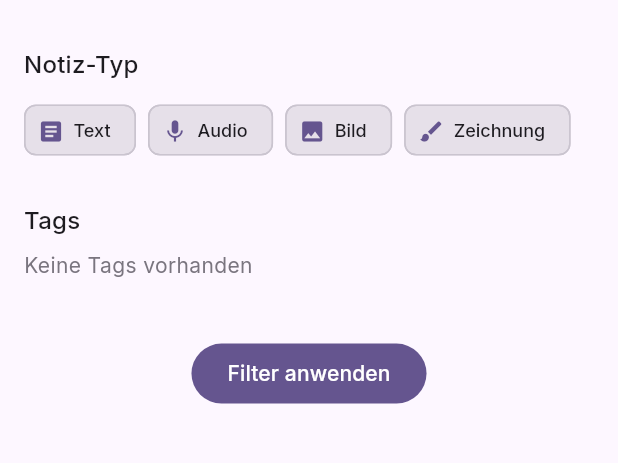
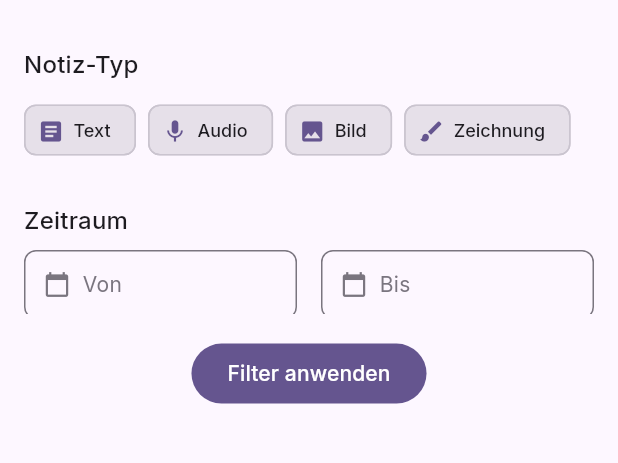
Before and after one commit to KayBeckmann/Notizen, a Flutter app: the _FilterSheet widget shown alone on an empty page, opened directly, on a phone screen of 412 x 824 dp, the part 308-771 px from its top. Run offline on Flutter 3.47's test engine with Material 3 defaults, Android fonts, the phone set to English and light mode, and no system bars; drawn by our look-alikes of dynamic_color; our stand-ins replace audioplayers, drift, flutter_colorpicker, flutter_highlight, flutter_markdown, flutter_riverpod and 6 more; missing offline and left inert: markdown, record; accounts and stored records are empty; generated files the repository leaves out were written again.

Commit message:
Add date filter UI to search screen (8.1.2.4)
Implemented date filter with "from" and "to" date selection buttons in the search filter sheet. Added _DateFilterButton widget with date picker dialog and visual feedback for selected dates.

Co-Authored-By: Claude Opus 4.5 <noreply@anthropic.com>

```diff
--- a/lib/screens/search_screen.dart
+++ b/lib/screens/search_screen.dart
@@ -274,6 +274,28 @@ class _SearchScreenState extends ConsumerState<SearchScreen> {
               },
             ),
 
+          // Datum-Filter (von)
+          if (filter.dateFrom != null)
+            InputChip(
+              avatar: const Icon(Icons.calendar_today, size: 18),
+              label: Text('Ab ${_formatDate(filter.dateFrom!)}'),
+              onDeleted: () {
+                ref.read(searchFilterProvider.notifier).state =
+                    filter.copyWith(clearDateFrom: true);
+              },
+            ),
+
+          // Datum-Filter (bis)
+          if (filter.dateTo != null)
+            InputChip(
+              avatar: const Icon(Icons.event, size: 18),
+              label: Text('Bis ${_formatDate(filter.dateTo!)}'),
+              onDeleted: () {
+                ref.read(searchFilterProvider.notifier).state =
+                    filter.copyWith(clearDateTo: true);
+              },
+            ),
+
           // Alle Filter löschen
           if (filter.hasFilters)
             ActionChip(
@@ -390,6 +412,10 @@ class _SearchScreenState extends ConsumerState<SearchScreen> {
       isScrollControlled: true,
       builder: (context) => const _FilterSheet(),
     );
+  }
+
+  String _formatDate(DateTime date) {
+    return '${date.day}.${date.month}.${date.year}';
   }
 
   IconData _getContentTypeIcon(ContentType type) {
@@ -552,6 +578,48 @@ class _FilterSheet extends ConsumerWidget {
 
                     const SizedBox(height: 24),
 
+                    // Datum-Filter
+                    Text(
+                      'Zeitraum',
+                      style: Theme.of(context).textTheme.titleMedium,
+                    ),
+                    const SizedBox(height: 8),
+                    Row(
+                      children: [
+                        Expanded(
+                          child: _DateFilterButton(
+                            label: 'Von',
+                            date: filter.dateFrom,
+                            onDateSelected: (date) {
+                              ref.read(searchFilterProvider.notifier).state =
+                                  filter.copyWith(dateFrom: date);
+                            },
+                            onClear: () {
+                              ref.read(searchFilterProvider.notifier).state =
+                                  filter.copyWith(clearDateFrom: true);
+                            },
+                          ),
+                        ),
+                        const SizedBox(width: 16),
+                        Expanded(
+                          child: _DateFilterButton(
+                            label: 'Bis',
+                            date: filter.dateTo,
+                            onDateSelected: (date) {
+                              ref.read(searchFilterProvider.notifier).state =
+                                  filter.copyWith(dateTo: date);
+                            },
+                            onClear: () {
+                              ref.read(searchFilterProvider.notifier).state =
+                                  filter.copyWith(clearDateTo: true);
+                            },
+                          ),
+                        ),
+                      ],
+                    ),
+
+                    const SizedBox(height: 24),
+
                     // Tag-Filter
                     Text(
                       'Tags',
@@ -643,3 +711,84 @@ class _FilterSheet extends ConsumerWidget {
     }
   }
 }
+
+/// Button zum Auswählen eines Datums
+class _DateFilterButton extends StatelessWidget {
+  final String label;
+  final DateTime? date;
+  final void Function(DateTime) onDateSelected;
+  final VoidCallback onClear;
+
+  const _DateFilterButton({
+    required this.label,
+    required this.date,
+    required this.onDateSelected,
+    required this.onClear,
+  });
+
+  @override
+  Widget build(BuildContext context) {
+    final colorScheme = Theme.of(context).colorScheme;
+    final hasDate = date != null;
+
+    return InkWell(
+      onTap: () => _showDatePicker(context),
+      borderRadius: BorderRadius.circular(8),
+      child: Container(
+        padding: const EdgeInsets.symmetric(horizontal: 12, vertical: 12),
+        decoration: BoxDecoration(
+          border: Border.all(
+            color: hasDate ? colorScheme.primary : colorScheme.outline,
+          ),
+          borderRadius: BorderRadius.circular(8),
+          color: hasDate ? colorScheme.primaryContainer.withOpacity(0.3) : null,
+        ),
+        child: Row(
+          children: [
+            Icon(
+              Icons.calendar_today,
+              size: 18,
+              color: hasDate ? colorScheme.primary : colorScheme.outline,
+            ),
+            const SizedBox(width: 8),
+            Expanded(
+              child: Text(
+                hasDate ? _formatDate(date!) : label,
+                style: TextStyle(
+                  color: hasDate ? colorScheme.primary : colorScheme.outline,
+                ),
+              ),
+            ),
+            if (hasDate)
+              GestureDetector(
+                onTap: onClear,
+                child: Icon(
+                  Icons.close,
+                  size: 18,
+                  color: colorScheme.outline,
+                ),
+              ),
+          ],
+        ),
+      ),
+    );
+  }
+
+  Future<void> _showDatePicker(BuildContext context) async {
+    final now = DateTime.now();
+    final picked = await showDatePicker(
+      context: context,
+      initialDate: date ?? now,
+      firstDate: DateTime(2000),
+      lastDate: now,
+    );
+
+    if (picked != null) {
+      onDateSelected(picked);
+    }
+  }
+
+  String _formatDate(DateTime date) {
+    return '${date.day}.${date.month}.${date.year}';
+  }
+}
```
Also changed, not shown: 1 other file.
